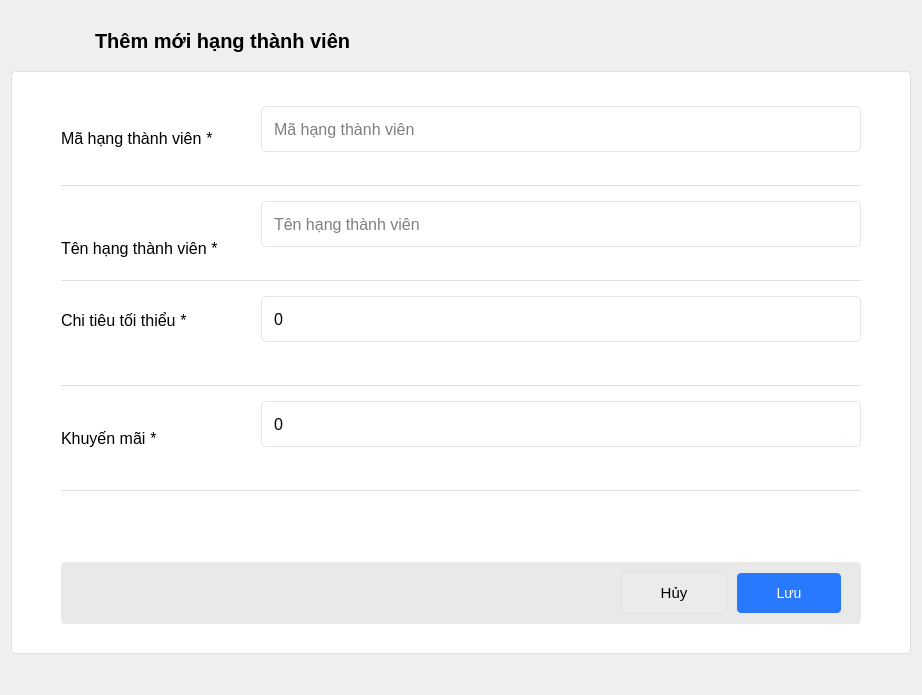
dinhphuquy2k1/python-qt5, file ui/admin/member_rank_detail.ui: the form before one commit.
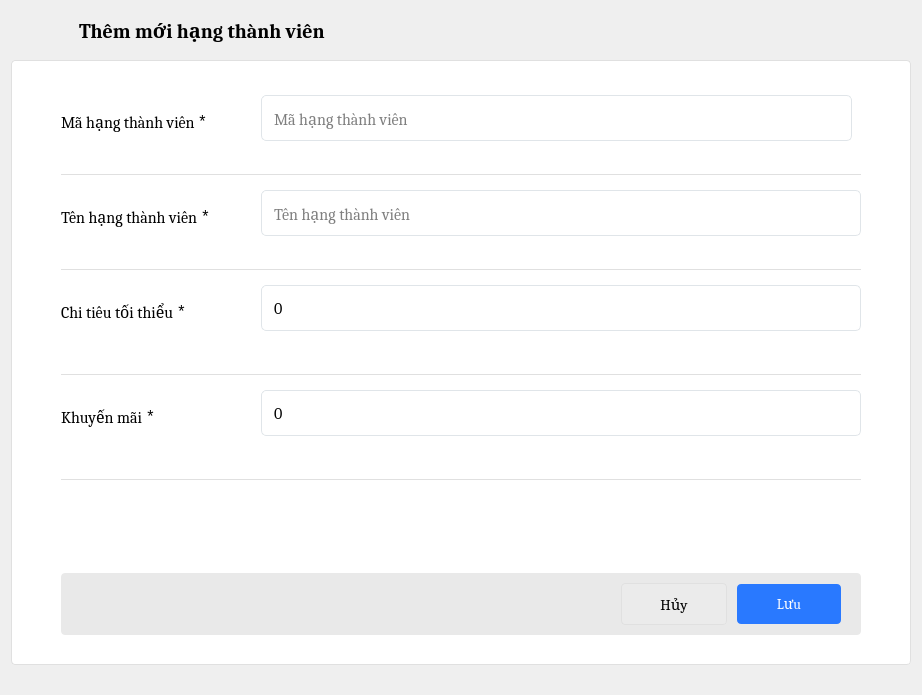
The form after the commit. Icons and pictures are not drawn.

Commit message: fix member rank

```diff
--- a/ui/admin/member_rank_detail.ui
+++ b/ui/admin/member_rank_detail.ui
@@ -420,6 +420,21 @@
 }</string>
   </property>
   <layout class="QVBoxLayout" name="verticalLayout">
+   <property name="spacing">
+    <number>0</number>
+   </property>
+   <property name="leftMargin">
+    <number>0</number>
+   </property>
+   <property name="topMargin">
+    <number>0</number>
+   </property>
+   <property name="rightMargin">
+    <number>0</number>
+   </property>
+   <property name="bottomMargin">
+    <number>0</number>
+   </property>
    <item>
     <widget class="QWidget" name="customerDialog" native="true">
      <layout class="QVBoxLayout" name="verticalLayout_9">
@@ -471,6 +486,18 @@
              </property>
              <item>
               <widget class="QPushButton" name="back_btn_rank">
+               <property name="minimumSize">
+                <size>
+                 <width>30</width>
+                 <height>40</height>
+                </size>
+               </property>
+               <property name="font">
+                <font>
+                 <family>Cambria</family>
+                 <pointsize>-1</pointsize>
+                </font>
+               </property>
                <property name="cursor">
                 <cursorShape>PointingHandCursor</cursorShape>
                </property>
@@ -487,8 +514,8 @@
               <widget class="QLabel" name="dialogTitleUser">
                <property name="font">
                 <font>
+                 <family>Cambria</family>
                  <pointsize>-1</pointsize>
-                 <weight>75</weight>
                  <bold>true</bold>
                 </font>
                </property>
@@ -643,14 +670,11 @@
                         <property name="topMargin">
                          <number>0</number>
                         </property>
-                        <property name="rightMargin">
-                         <number>0</number>
-                        </property>
                         <property name="bottomMargin">
                          <number>0</number>
                         </property>
-                        <item>
-                         <widget class="QWidget" name="widget_8" native="true">
+                        <item alignment="Qt::AlignTop">
+                         <widget class="QWidget" name="label_product_2" native="true">
                           <property name="minimumSize">
                            <size>
                             <width>200</width>
@@ -663,6 +687,11 @@
                             <height>16777215</height>
                            </size>
                           </property>
+                          <property name="font">
+                           <font>
+                            <family>Cambria</family>
+                           </font>
+                          </property>
                           <layout class="QHBoxLayout" name="horizontalLayout_10">
                            <property name="spacing">
                             <number>0</number>
@@ -671,7 +700,7 @@
                             <number>0</number>
                            </property>
                            <property name="topMargin">
-                            <number>0</number>
+                            <number>30</number>
                            </property>
                            <property name="rightMargin">
                             <number>0</number>
@@ -680,7 +709,14 @@
                             <number>0</number>
                            </property>
                            <item>
-                            <widget class="QLabel" name="labelName_2">
+                            <widget class="QLabel" name="label_4">
+                             <property name="font">
+                              <font>
+                               <family>Cambria</family>
+                               <pointsize>-1</pointsize>
+                               <bold>false</bold>
+                              </font>
+                             </property>
                              <property name="text">
                               <string>Mã hạng thành viên</string>
                              </property>
@@ -740,6 +776,12 @@
                                <height>16777215</height>
                               </size>
                              </property>
+                             <property name="font">
+                              <font>
+                               <family>Cambria</family>
+                               <pointsize>-1</pointsize>
+                              </font>
+                             </property>
                              <property name="text">
                               <string/>
                              </property>
@@ -800,8 +842,8 @@
                      <property name="bottomMargin">
                       <number>0</number>
                      </property>
-                     <item>
-                      <widget class="QWidget" name="widget_6" native="true">
+                     <item alignment="Qt::AlignTop">
+                      <widget class="QWidget" name="label_product_3" native="true">
                        <property name="minimumSize">
                         <size>
                          <width>200</width>
@@ -814,7 +856,7 @@
                          <height>16777215</height>
                         </size>
                        </property>
-                       <layout class="QHBoxLayout" name="horizontalLayout_6">
+                       <layout class="QHBoxLayout" name="horizontalLayout_14">
                         <property name="spacing">
                          <number>0</number>
                         </property>
@@ -831,14 +873,21 @@
                          <number>0</number>
                         </property>
                         <item>
-                         <widget class="QLabel" name="labelName">
+                         <widget class="QLabel" name="label_5">
+                          <property name="font">
+                           <font>
+                            <family>Cambria</family>
+                            <pointsize>-1</pointsize>
+                            <bold>false</bold>
+                           </font>
+                          </property>
                           <property name="text">
                            <string>Tên hạng thành viên</string>
                           </property>
                          </widget>
                         </item>
                         <item>
-                         <widget class="QLabel" name="label_required_5">
+                         <widget class="QLabel" name="label_required_8">
                           <property name="sizePolicy">
                            <sizepolicy hsizetype="Expanding" vsizetype="Preferred">
                             <horstretch>0</horstretch>
@@ -891,6 +940,12 @@
                             <height>16777215</height>
                            </size>
                           </property>
+                          <property name="font">
+                           <font>
+                            <family>Cambria</family>
+                            <pointsize>-1</pointsize>
+                           </font>
+                          </property>
                           <property name="placeholderText">
                            <string>Tên hạng thành viên</string>
                           </property>
@@ -997,6 +1052,13 @@
                              </property>
                              <item>
                               <widget class="QLabel" name="label_7">
+                               <property name="font">
+                                <font>
+                                 <family>Cambria</family>
+                                 <pointsize>-1</pointsize>
+                                 <bold>false</bold>
+                                </font>
+                               </property>
                                <property name="text">
                                 <string>Chi tiêu tối thiểu</string>
                                </property>
@@ -1044,6 +1106,12 @@
                              </property>
                              <item>
                               <widget class="QSpinBox" name="spending_le">
+                               <property name="font">
+                                <font>
+                                 <family>Cambria</family>
+                                 <pointsize>-1</pointsize>
+                                </font>
+                               </property>
                                <property name="buttonSymbols">
                                 <enum>QAbstractSpinBox::NoButtons</enum>
                                </property>
@@ -1118,7 +1186,7 @@
                         <property name="bottomMargin">
                          <number>0</number>
                         </property>
-                        <item>
+                        <item alignment="Qt::AlignTop">
                          <widget class="QWidget" name="widget_dis" native="true">
                           <property name="minimumSize">
                            <size>
@@ -1140,7 +1208,7 @@
                             <number>0</number>
                            </property>
                            <property name="topMargin">
-                            <number>0</number>
+                            <number>30</number>
                            </property>
                            <property name="rightMargin">
                             <number>0</number>
@@ -1150,6 +1218,13 @@
                            </property>
                            <item>
                             <widget class="QLabel" name="labelName_3">
+                             <property name="font">
+                              <font>
+                               <family>Cambria</family>
+                               <pointsize>-1</pointsize>
+                               <bold>false</bold>
+                              </font>
+                             </property>
                              <property name="text">
                               <string>Khuyến mãi</string>
                              </property>
@@ -1197,6 +1272,12 @@
                            </property>
                            <item>
                             <widget class="QSpinBox" name="discount_le">
+                             <property name="font">
+                              <font>
+                               <family>Cambria</family>
+                               <pointsize>-1</pointsize>
+                              </font>
+                             </property>
                              <property name="maximum">
                               <number>100</number>
                              </property>
@@ -1281,6 +1362,12 @@
                        </item>
                        <item>
                         <widget class="QPushButton" name="btn_cancel_rank">
+                         <property name="font">
+                          <font>
+                           <family>Cambria</family>
+                           <pointsize>-1</pointsize>
+                          </font>
+                         </property>
                          <property name="cursor">
                           <cursorShape>PointingHandCursor</cursorShape>
                          </property>
@@ -1291,6 +1378,12 @@
                        </item>
                        <item>
                         <widget class="QPushButton" name="btn_save_rank">
+                         <property name="font">
+                          <font>
+                           <family>Cambria</family>
+                           <pointsize>-1</pointsize>
+                          </font>
+                         </property>
                          <property name="cursor">
                           <cursorShape>PointingHandCursor</cursorShape>
                          </property>
```
The commit also changes 38 other files.
